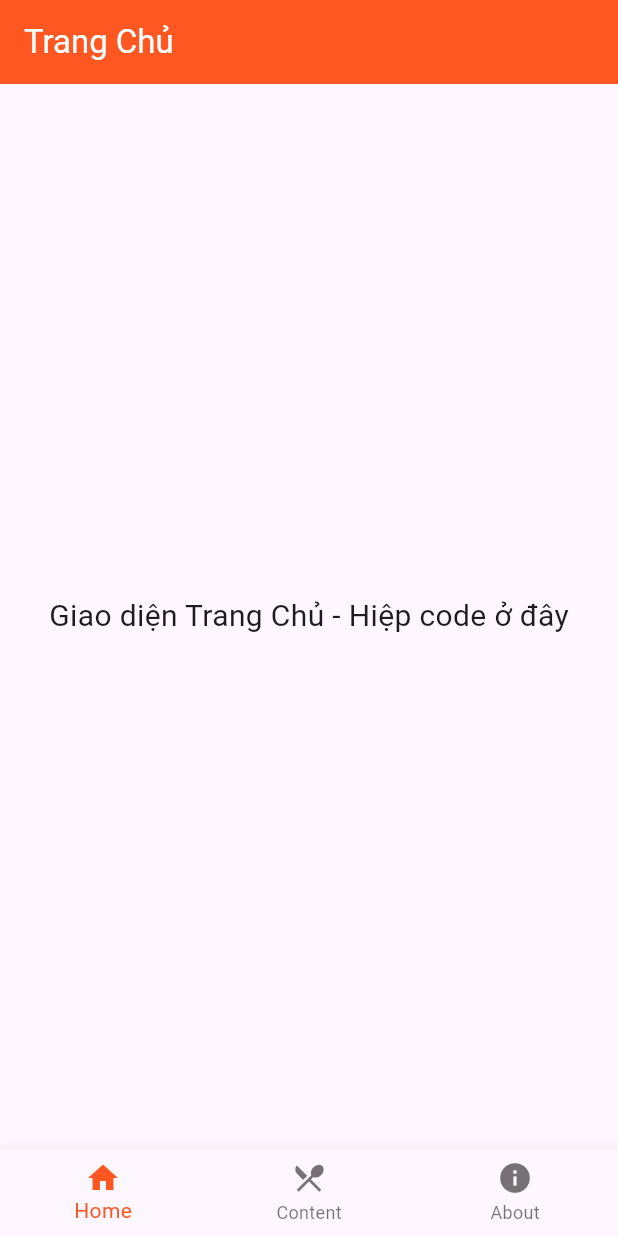
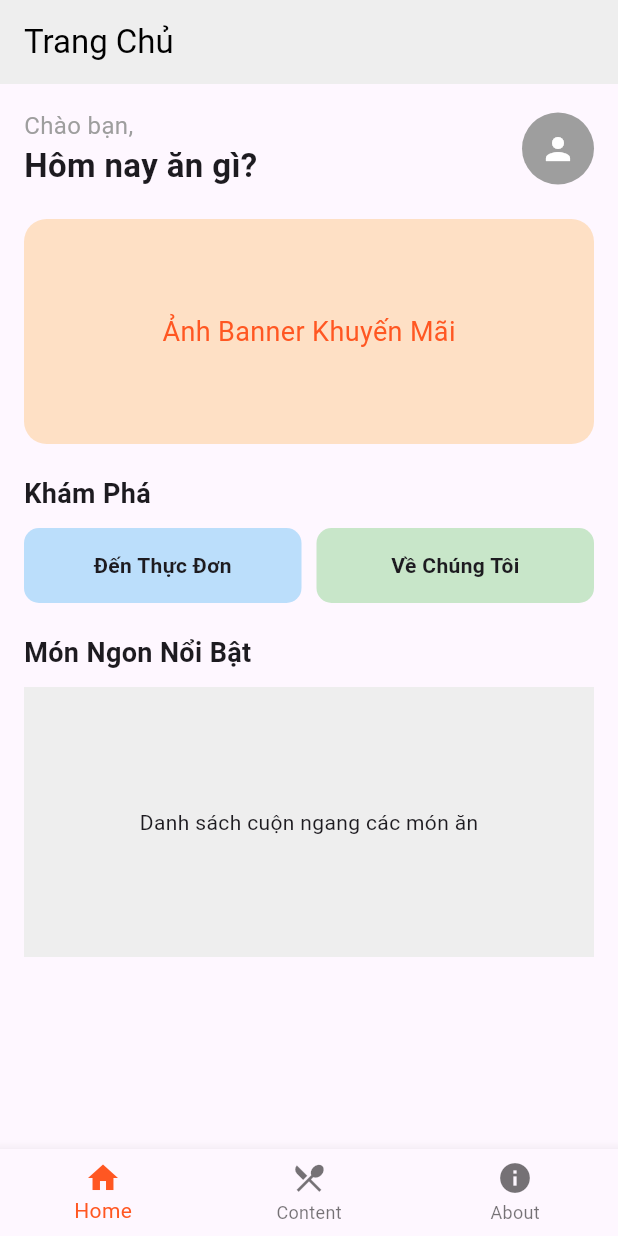
Before and after one commit to hdungx0795/AnNgon_Dung_Hiep_Khuong_N03_1_2026, a Flutter app: the BaseLayout screen opened directly, on a phone screen of 412 x 824 dp. Run offline on Flutter 3.47's test engine with Material 3 defaults, Android fonts, the phone set to English and light mode, and no system bars.

Commit message:
Hoàn thiện giao diện Trang Chủ (Home)

```diff
--- a/lib/midterm/base_layout.dart
+++ b/lib/midterm/base_layout.dart
@@ -28,8 +28,8 @@ class _BaseLayoutState extends State<BaseLayout> {
     return Scaffold(
       appBar: AppBar(
         title: Text(_titles[_currentIndex]),
-        backgroundColor: Colors.deepOrange,
-        foregroundColor: Colors.white,
+        backgroundColor: Colors.grey.shade200,
+        foregroundColor: Colors.black,
       ),
       // Phần ruột sẽ render màn hình tương ứng
       body: _screens[_currentIndex],
--- a/lib/midterm/home_screen.dart
+++ b/lib/midterm/home_screen.dart
@@ -5,10 +5,112 @@ class HomeScreen extends StatelessWidget {
 
   @override
   Widget build(BuildContext context) {
-    return const Center(
-      child: Text(
-        'Giao diện Trang Chủ - Hiệp code ở đây',
-        style: TextStyle(fontSize: 20),
+    // SingleChildScrollView giúp màn hình cuộn được khi nội dung dài
+    return SingleChildScrollView(
+      padding: const EdgeInsets.all(16.0),
+      child: Column(
+        crossAxisAlignment: CrossAxisAlignment.start,
+        children: [
+          // 1. HEADER (Lời chào)
+          const Row(
+            mainAxisAlignment: MainAxisAlignment.spaceBetween,
+            children: [
+              Column(
+                crossAxisAlignment: CrossAxisAlignment.start,
+                children: [
+                  Text(
+                    'Chào bạn,',
+                    style: TextStyle(fontSize: 16, color: Colors.grey),
+                  ),
+                  Text(
+                    'Hôm nay ăn gì?',
+                    style: TextStyle(fontSize: 22, fontWeight: FontWeight.bold),
+                  ),
+                ],
+              ),
+              CircleAvatar(
+                radius: 24,
+                backgroundColor: Colors.grey,
+                child: Icon(Icons.person, color: Colors.white),
+              ),
+            ],
+          ),
+          const SizedBox(height: 20),
+
+          // 2. BANNER QUẢNG CÁO
+          Container(
+            height: 150,
+            width: double.infinity,
+            decoration: BoxDecoration(
+              color: Colors.orangeAccent.withOpacity(0.3),
+              borderRadius: BorderRadius.circular(15),
+            ),
+            alignment: Alignment.center,
+            child: const Text(
+              'Ảnh Banner Khuyến Mãi',
+              style: TextStyle(fontSize: 18, color: Colors.deepOrange),
+            ),
+          ),
+          const SizedBox(height: 20),
+
+          // 3. ĐIỀU HƯỚNG (ĐÁP ỨNG YÊU CẦU ĐỀ THI)
+          const Text(
+            'Khám Phá',
+            style: TextStyle(fontSize: 18, fontWeight: FontWeight.bold),
+          ),
+          const SizedBox(height: 10),
+          Row(
+            children: [
+              Expanded(
+                child: Container(
+                  padding: const EdgeInsets.all(15),
+                  decoration: BoxDecoration(
+                    color: Colors.blue.shade100,
+                    borderRadius: BorderRadius.circular(10),
+                  ),
+                  child: const Center(
+                    child: Text(
+                      'Đến Thực Đơn',
+                      style: TextStyle(fontWeight: FontWeight.bold),
+                    ),
+                  ),
+                ),
+              ),
+              const SizedBox(width: 10),
+              Expanded(
+                child: Container(
+                  padding: const EdgeInsets.all(15),
+                  decoration: BoxDecoration(
+                    color: Colors.green.shade100,
+                    borderRadius: BorderRadius.circular(10),
+                  ),
+                  child: const Center(
+                    child: Text(
+                      'Về Chúng Tôi',
+                      style: TextStyle(fontWeight: FontWeight.bold),
+                    ),
+                  ),
+                ),
+              ),
+            ],
+          ),
+          const SizedBox(height: 20),
+
+          // 4. DANH SÁCH MÓN NGON
+          const Text(
+            'Món Ngon Nổi Bật',
+            style: TextStyle(fontSize: 18, fontWeight: FontWeight.bold),
+          ),
+          const SizedBox(height: 10),
+          Container(
+            height: 180,
+            color: Colors
+                .grey
+                .shade200, // Thay bằng ListView.builder ngang ở bước sau
+            alignment: Alignment.center,
+            child: const Text('Danh sách cuộn ngang các món ăn'),
+          ),
+        ],
       ),
     );
   }
```
